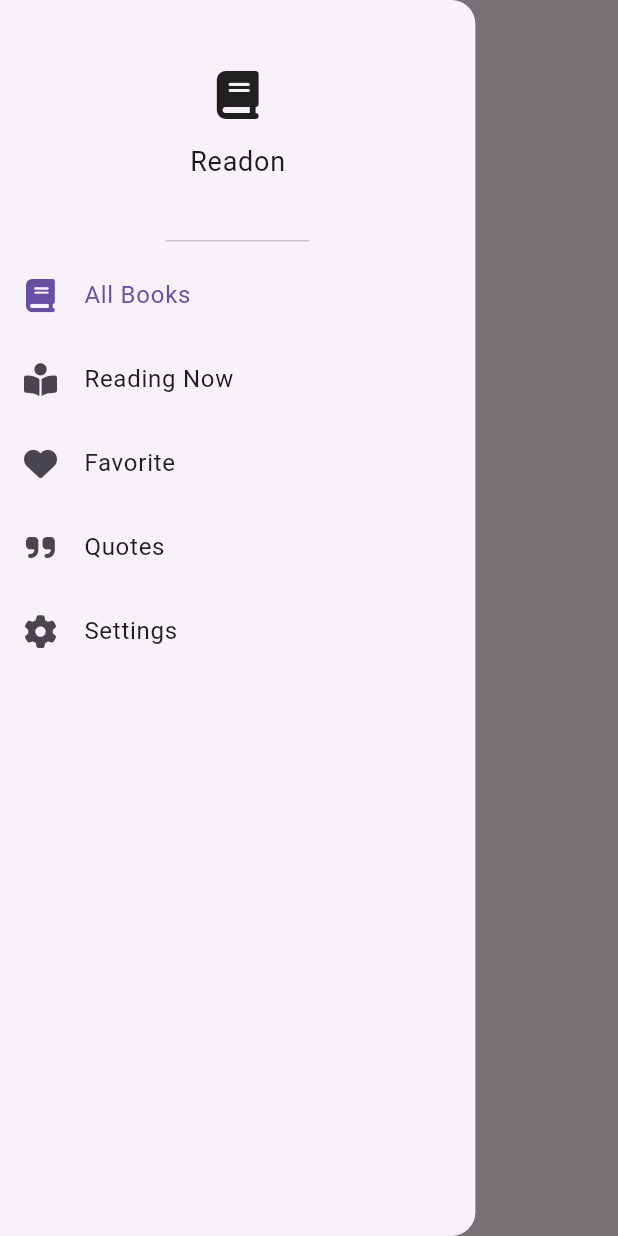
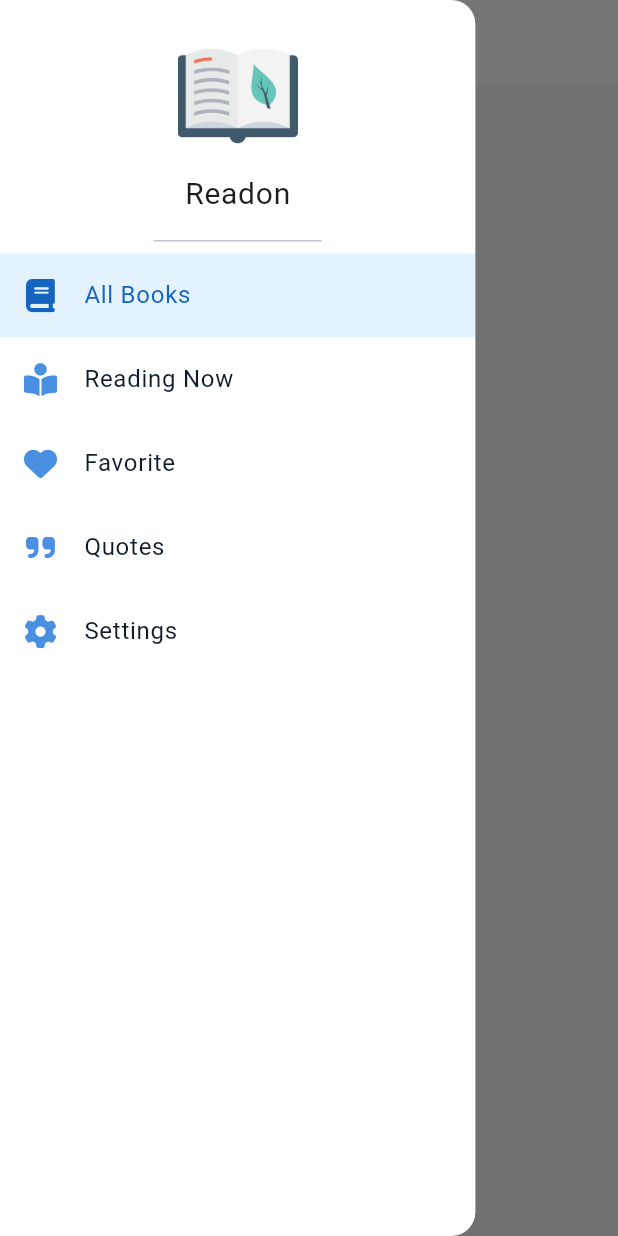
Before and after one commit to osamamohamedr1/reading-tracking, a Flutter app: the screen it shows after launch, with the side drawer open, on a phone screen of 412 x 824 dp. Run offline on Flutter 3.47's test engine with Material 3 defaults, Android fonts, the phone set to English and light mode, and no system bars; our stand-ins replace bloc, flutter_bloc, font_awesome_flutter, shared_preferences.

Commit message:
add theme change ui and app theme styles

```diff
--- /dev/null
+++ b/lib/core/helpers/assets.dart
@@ -0,0 +1,20 @@
+// ignore_for_file: prefer_single_quotes
+class Assets {
+  Assets._();
+
+  /// Assets for imagesBookIcon
+  /// assets/images/book_icon.png
+  static const String imagesBookIcon = "assets/images/book_icon.png";
+
+  /// Assets for imagesBookIcon2
+  /// assets/images/book_icon_2.png
+  static const String imagesBookIcon2 = "assets/images/book_icon_2.png";
+
+  /// Assets for imagesBookIcon3
+  /// assets/images/book_icon_3.png
+  static const String imagesBookIcon3 = "assets/images/book_icon_3.png";
+
+  /// Assets for imagesBookIcon4
+  /// assets/images/book_icon_4.png
+  static const String imagesBookIcon4 = "assets/images/book_icon_4.png";
+}
--- a/lib/core/themes/app_themes.dart
+++ b/lib/core/themes/app_themes.dart
@@ -1,6 +1,65 @@
 import 'package:flutter/material.dart';
 
 abstract class AppThemes {
-  static ThemeData lightTheme = ThemeData();
-  static ThemeData darkTheme = ThemeData();
+  static ThemeData lightTheme = ThemeData(
+    primaryColor: const Color(0xFF4A90E2),
+    scaffoldBackgroundColor: const Color(0xFFF5F7FA),
+    appBarTheme: const AppBarTheme(
+      color: Colors.white,
+      elevation: 0,
+      iconTheme: IconThemeData(color: Color(0xFF4A90E2)),
+      titleTextStyle: TextStyle(
+        color: Color(0xFF0D1B2A),
+        fontSize: 20,
+        fontWeight: FontWeight.bold,
+      ),
+    ),
+    drawerTheme: const DrawerThemeData(
+      backgroundColor: Colors.white,
+    ),
+    iconTheme: const IconThemeData(color: Color(0xFF4A90E2)),
+    listTileTheme: const ListTileThemeData(
+      iconColor: Color(0xFF4A90E2),
+      textColor: Color(0xFF0D1B2A),
+      selectedTileColor: Color(0xFFE3F2FD),
+      selectedColor: Color(0xFF1565C0),
+      tileColor: Colors.white,
+    ),
+    brightness: Brightness.light,
+    textTheme: const TextTheme().apply(
+      displayColor: Color(0xFF0D1B2A),
+      bodyColor: Color(0xFF0D1B2A),
+    ),
+  );
+
+  static ThemeData darkTheme = ThemeData(
+    primaryColor: const Color(0xFF64B5F6),
+    scaffoldBackgroundColor: const Color(0xFF121212),
+    appBarTheme: const AppBarTheme(
+      color: Color(0xFF1E1E1E),
+      elevation: 0,
+      iconTheme: IconThemeData(color: Color(0xFF64B5F6)),
+      titleTextStyle: TextStyle(
+        color: Color(0xFFECEFF1),
+        fontSize: 20,
+        fontWeight: FontWeight.bold,
+      ),
+    ),
+    drawerTheme: const DrawerThemeData(
+      backgroundColor: Color(0xFF1E1E1E),
+    ),
+    iconTheme: const IconThemeData(color: Color(0xFF64B5F6)),
+    listTileTheme: const ListTileThemeData(
+      iconColor: Color(0xFF64B5F6),
+      textColor: Color(0xFFECEFF1),
+      tileColor: Color(0xFF1E1E1E),
+      selectedTileColor: Color(0xFF263238),
+      selectedColor: Color(0xFF90CAF9),
+    ),
+    brightness: Brightness.dark,
+    textTheme: const TextTheme().apply(
+      displayColor: Color(0xFFECEFF1),
+      bodyColor: Color(0xFFECEFF1),
+    ),
+  );
 }
--- a/lib/features/books/presentation/views/reading_now_view.dart
+++ b/lib/features/books/presentation/views/reading_now_view.dart
@@ -5,6 +5,6 @@ class ReadingNowScreen extends StatelessWidget {
 
   @override
   Widget build(BuildContext context) {
-    return const Placeholder();
+    return const Scaffold();
   }
 }
--- a/lib/features/drawer/presentation/views/custom_drawer.dart
+++ b/lib/features/drawer/presentation/views/custom_drawer.dart
@@ -1,5 +1,6 @@
 import 'package:flutter/material.dart';
 import 'package:font_awesome_flutter/font_awesome_flutter.dart';
+import 'package:reading_tracker/core/helpers/assets.dart';
 import 'package:reading_tracker/core/themes/text_themes.dart';
 import 'package:reading_tracker/features/books/presentation/views/all_books_screens.dart';
 import 'package:reading_tracker/features/books/presentation/views/reading_now_view.dart';
@@ -41,18 +42,18 @@ class _CustomDrawerState extends State<CustomDrawer> {
     return Scaffold(
       key: scaffoldKey,
       appBar: AppBar(
-        leadingWidth: 50,
+        leadingWidth: 47,
         leading: IconButton(
           onPressed: () => scaffoldKey.currentState!.openDrawer(),
           icon: Icon(
             Icons.menu_rounded,
-            size: 28,
+            size: 26,
           ),
         ),
         iconTheme: IconThemeData(),
         title: Text(
           titles[selectedIndex],
-          style: AppTextStyles.font20Regular,
+          style: AppTextStyles.font18Regular,
         ),
       ),
       drawer: Drawer(
@@ -63,14 +64,15 @@ class _CustomDrawerState extends State<CustomDrawer> {
               child: Column(
                 mainAxisAlignment: MainAxisAlignment.center,
                 children: [
-                  Icon(
-                    FontAwesomeIcons.book,
-                    size: 32,
+                  Image.asset(
+                    fit: BoxFit.contain,
+                    Assets.imagesBookIcon3,
+                    height: 80,
                   ),
-                  SizedBox(height: 15),
+                  SizedBox(height: 10),
                   Text(
                     'Readon',
-                    style: AppTextStyles.font18Regular,
+                    style: AppTextStyles.font20Regular,
                   ),
                 ],
               ),
--- a/lib/reading_tracker.dart
+++ b/lib/reading_tracker.dart
@@ -1,7 +1,7 @@
 import 'package:flutter/material.dart';
 import 'package:reading_tracker/core/routing/app_router.dart';
 import 'package:reading_tracker/core/themes/app_themes.dart';
-import 'package:reading_tracker/features/drawer/logic/cubit/theme_cubit.dart';
+import 'package:reading_tracker/features/settings/logic/cubit/theme_cubit.dart';
 import 'package:reading_tracker/features/drawer/presentation/views/custom_drawer.dart';
 import 'package:flutter_bloc/flutter_bloc.dart';
 
@@ -13,12 +13,12 @@ class ReadingTracker extends StatelessWidget {
     return BlocProvider(
       create: (context) => ThemeCubit()..loadTheme(),
       child: BlocBuilder<ThemeCubit, ThemeMode>(
-        builder: (context, theme) {
+        builder: (context, themeState) {
           return MaterialApp(
             debugShowCheckedModeBanner: false,
             theme: AppThemes.lightTheme,
             darkTheme: AppThemes.darkTheme,
-            themeMode: theme,
+            themeMode: themeState,
             onGenerateRoute: appRouter.generateRoute,
             home: CustomDrawer(),
           );
```
Also changed, not shown: lib/features/settings/logic/cubit/theme_cubit.dart (renamed from lib/features/drawer/logic/cubit/theme_cubit.dart, +9 -9 lines), lib/features/settings/presentation/views/settings_view.dart (+60 -5 lines), pubspec.yaml (+10 -2 lines), assets/images/book_icon.png (added), assets/images/book_icon_2.png (added), assets/images/book_icon_3.png (added), assets/images/book_icon_4.png (added), lib/features/settings/logic/cubit/theme_state.dart (renamed from lib/features/drawer/logic/cubit/theme_state.dart).
